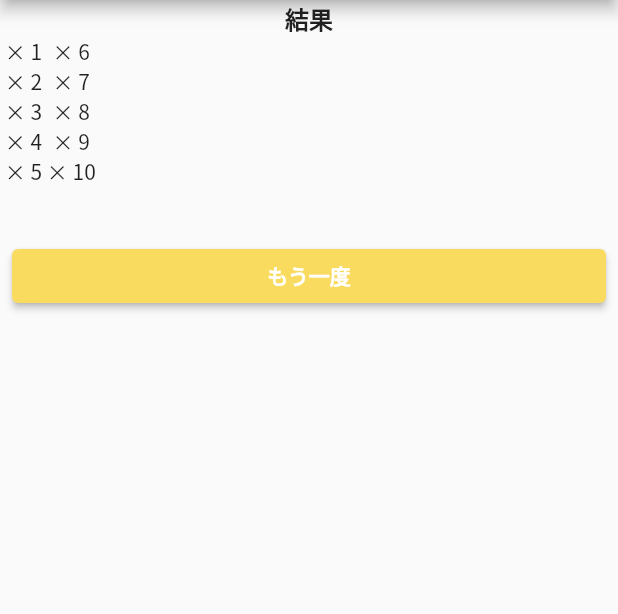
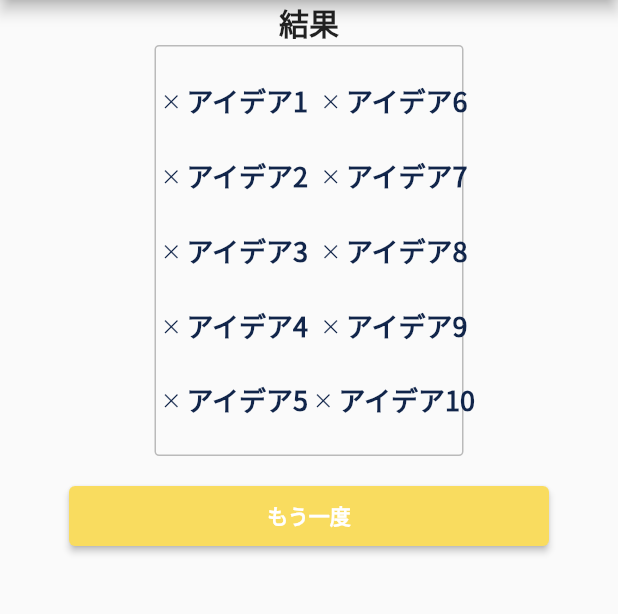
Before and after one commit to yuro241/idea-cross, a Flutter app: the ResultScreen screen opened directly with empty values, on a phone screen of 412 x 824 dp, the part 84-698 px from its top. Run offline on Flutter 3.47's test engine with Material 2 defaults, Android fonts, the phone set to English and light mode, and no system bars.

Commit message:
modify result screen

```diff
--- a/lib/home/home_screen.dart
+++ b/lib/home/home_screen.dart
@@ -38,11 +38,10 @@ class _HomeScreenState extends State<HomeScreen> {
           ),
         ),
         child: Column(
+          mainAxisAlignment: MainAxisAlignment.center,
           children: [
-            SizedBox(
-              height: 246,
-            ),
             Row(
+              mainAxisAlignment: MainAxisAlignment.spaceAround,
               children: [
                 AboutApp(),
                 Column(
--- a/lib/main.dart
+++ b/lib/main.dart
@@ -1,7 +1,7 @@
 import 'package:flutter/material.dart';
 import 'package:myapp/home/home_screen.dart';
 import 'package:myapp/result/result_screen.dart';
-import 'package:myapp/word_list/word_list.dart';
+import 'package:myapp/word_book/word_book.dart';
 
 void main() => runApp(AppBase());
 
@@ -13,7 +13,7 @@ class AppBase extends StatelessWidget {
       routes: {
         '/': (context) => HomeScreen(),
         '/result': (context) => ResultScreen(),
-        '/wordList': (context) => WordListScreen(),
+        '/wordList': (context) => WordBookScreen(),
       },
     );
   }
--- /dev/null
+++ b/lib/result/components/result_list.dart
@@ -0,0 +1,52 @@
+import 'package:flutter/material.dart';
+import 'package:myapp/result/components/result_list_item.dart';
+
+class ResultList extends StatelessWidget {
+  final String concept;
+  const ResultList({
+    Key? key,
+    required this.concept,
+  }) : super(key: key);
+
+  @override
+  Widget build(BuildContext context) {
+    return Container(
+      width: MediaQuery.of(context).size.width / 2,
+      height: 274,
+      decoration: BoxDecoration(
+        border: Border.all(
+          color: Color(0xFFBABABA),
+        ),
+        borderRadius: BorderRadius.circular(3),
+      ),
+      child: Container(
+        width: MediaQuery.of(context).size.width / 2,
+        child: Row(
+          mainAxisAlignment: MainAxisAlignment.spaceEvenly,
+          children: [
+            Column(
+              mainAxisAlignment: MainAxisAlignment.spaceEvenly,
+              children: [
+                for (var i = 1; i <= 5; i++)
+                  ResultListItem(
+                    concept: concept,
+                    crossingWord: 'アイデア$i',
+                  ),
+              ],
+            ),
+            Column(
+              mainAxisAlignment: MainAxisAlignment.spaceEvenly,
+              children: [
+                for (var i = 6; i <= 10; i++)
+                  ResultListItem(
+                    concept: concept,
+                    crossingWord: 'アイデア$i',
+                  ),
+              ],
+            ),
+          ],
+        ),
+      ),
+    );
+  }
+}
--- /dev/null
+++ b/lib/result/components/result_list_item.dart
@@ -0,0 +1,34 @@
+import 'package:flutter/material.dart';
+
+class ResultListItem extends StatelessWidget {
+  final String concept;
+  final String crossingWord;
+  const ResultListItem({
+    Key? key,
+    required this.concept,
+    required this.crossingWord,
+  }) : super(key: key);
+
+  @override
+  Widget build(BuildContext context) {
+    return Row(
+      children: [
+        Text(
+          '$concept × ',
+          style: TextStyle(
+            fontSize: 14,
+            color: Color(0xFF11254A),
+          ),
+        ),
+        Text(
+          crossingWord,
+          style: TextStyle(
+            fontSize: 18,
+            fontWeight: FontWeight.bold,
+            color: Color(0xFF11254A),
+          ),
+        )
+      ],
+    );
+  }
+}
--- /dev/null
+++ b/lib/result/components/retry_button.dart
@@ -0,0 +1,36 @@
+import 'package:flutter/material.dart';
+
+class RetryButton extends StatelessWidget {
+  final Function() onPressed;
+  const RetryButton({
+    Key? key,
+    required this.onPressed,
+  }) : super(key: key);
+
+  @override
+  Widget build(BuildContext context) {
+    return Container(
+      height: 40,
+      width: 360,
+      child: Padding(
+        padding: EdgeInsets.symmetric(horizontal: 20),
+        child: ElevatedButton(
+          onPressed: () {
+            onPressed();
+          },
+          child: Text(
+            'もう一度',
+            style: TextStyle(
+              fontSize: 14,
+              fontWeight: FontWeight.bold,
+            ),
+          ),
+          style: ElevatedButton.styleFrom(
+            primary: Color(0xFFF9DC5F),
+            onPrimary: Colors.white,
+          ),
+        ),
+      ),
+    );
+  }
+}
--- a/lib/result/result_screen.dart
+++ b/lib/result/result_screen.dart
@@ -1,5 +1,7 @@
 import 'package:flutter/material.dart';
 import 'package:flutter/widgets.dart';
+import 'package:myapp/result/components/result_list.dart';
+import 'package:myapp/result/components/retry_button.dart';
 
 class ResultScreenArguments {
   final String concept;
@@ -32,94 +34,20 @@ class ResultScreenState extends State<ResultScreen> {
       ),
       body: Column(
         children: [
-          Flexible(
-            child: Text(
-              '結果',
-              style: TextStyle(
-                fontSize: 16,
-                fontWeight: FontWeight.bold,
-              ),
+          Text(
+            '結果',
+            style: TextStyle(
+              fontSize: 20,
+              fontWeight: FontWeight.bold,
             ),
           ),
-          Row(
-            children: [
-              Flexible(
-                child: Column(
-                  children: [
-                    Container(
-                      height: 20,
-                      child: Text('${arguments.concept} × 1'),
-                    ),
-                    Container(
-                      height: 20,
-                      child: Text('${arguments.concept} × 2'),
-                    ),
-                    Container(
-                      height: 20,
-                      child: Text('${arguments.concept} × 3'),
-                    ),
-                    Container(
-                      height: 20,
-                      child: Text('${arguments.concept} × 4'),
-                    ),
-                    Container(
-                      height: 20,
-                      child: Text('${arguments.concept} × 5'),
-                    ),
-                  ],
-                ),
-              ),
-              Flexible(
-                child: Column(
-                  children: [
-                    Container(
-                      height: 20,
-                      child: Text('${arguments.concept} × 6'),
-                    ),
-                    Container(
-                      height: 20,
-                      child: Text('${arguments.concept} × 7'),
-                    ),
-                    Container(
-                      height: 20,
-                      child: Text('${arguments.concept} × 8'),
-                    ),
-                    Container(
-                      height: 20,
-                      child: Text('${arguments.concept} × 9'),
-                    ),
-                    Container(
-                      height: 20,
-                      child: Text('${arguments.concept} × 10'),
-                    ),
-                  ],
-                ),
-              ),
-            ],
+          Center(
+            child: ResultList(concept: arguments.concept),
           ),
           SizedBox(
             height: 20,
           ),
-          Container(
-            padding: EdgeInsets.symmetric(horizontal: 8, vertical: 16),
-            width: MediaQuery.of(context).size.width,
-            child: ElevatedButton(
-              child: const Text(
-                'もう一度',
-                style: TextStyle(
-                  fontSize: 14,
-                  fontWeight: FontWeight.bold,
-                ),
-              ),
-              style: ElevatedButton.styleFrom(
-                primary: Color(0xFFF9DC5F),
-                onPrimary: Colors.white,
-              ),
-              onPressed: () {
-                print('');
-              },
-            ),
-          ),
+          RetryButton(onPressed: () {}),
         ],
       ),
     );
--- a/lib/word_list/word_list.dart
+++ b/lib/word_book/word_book.dart
@@ -1,12 +1,12 @@
 import 'package:flutter/material.dart';
 import 'package:flutter/widgets.dart';
 
-class WordListScreen extends StatefulWidget {
+class WordBookScreen extends StatefulWidget {
   @override
-  WordListScreenState createState() => WordListScreenState();
+  WordBookScreenState createState() => WordBookScreenState();
 }
 
-class WordListScreenState extends State<WordListScreen> {
+class WordBookScreenState extends State<WordBookScreen> {
   @override
   Widget build(BuildContext context) {
     return Scaffold(
```
